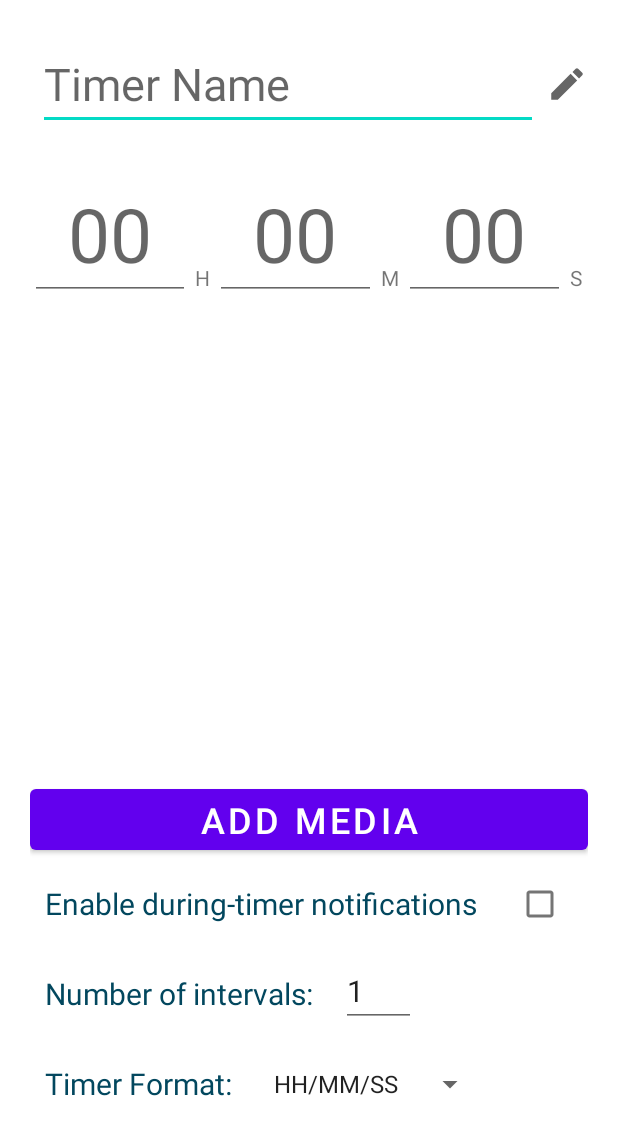
After one commit to Calr-1/PRJ-MediaTimer, an Android app: the layout activity_timer.xml on its own in the app's theme, with its tools: preview values and no code run, on a phone screen of 412 x 824 dp. The commit adds this screen. Shown: the top 1135 px of the screen. Run offline under Robolectric (Android 15) with nearby library versions, the phone set to English and light mode, and no system bars.

Commit message:
Beginning of adding images

```diff
--- a/app/src/main/AndroidManifest.xml
+++ b/app/src/main/AndroidManifest.xml
@@ -17,11 +17,12 @@
         android:roundIcon="@mipmap/ic_launcher_round"
         android:supportsRtl="true"
         android:theme="@style/Theme.Timer_10">
-
+        <activity android:name=".TimerActivity"></activity>
         <activity android:name=".ConfigureActivity" />
         <activity android:name=".MainActivity">
             <intent-filter>
                 <action android:name="android.intent.action.MAIN" />
+
                 <category android:name="android.intent.category.LAUNCHER" />
             </intent-filter>
         </activity>
--- a/app/src/main/java/com/example/timer_10/ConfigureActivity.java
+++ b/app/src/main/java/com/example/timer_10/ConfigureActivity.java
@@ -12,6 +12,8 @@ import android.widget.Spinner;
 import androidx.annotation.NonNull;
 import androidx.appcompat.app.ActionBar;
 import androidx.appcompat.app.AppCompatActivity;
+
+import java.io.Serializable;
 
 public class ConfigureActivity extends AppCompatActivity {
     private boolean intervals;
@@ -43,8 +45,8 @@ public class ConfigureActivity extends AppCompatActivity {
         cb.setChecked(intervals);
         et.setText("" + numberOfIntervals);
         ActionBar actionBar = getSupportActionBar();
-        Button bt1 = findViewById(R.id.saveButton);
-        bt1.setOnClickListener(v -> save());
+        //Button bt1 = findViewById(R.id.saveButton);
+        //bt1.setOnClickListener(v -> save());
         // showing the back button in action bar
         actionBar.setDisplayHomeAsUpEnabled(true);
         saved = false;
--- /dev/null
+++ b/app/src/main/res/drawable/ic_baseline_edit_24.xml
@@ -0,0 +1,10 @@
+<vector xmlns:android="http://schemas.android.com/apk/res/android"
+    android:width="24dp"
+    android:height="24dp"
+    android:viewportWidth="24"
+    android:viewportHeight="24"
+    android:tint="?attr/colorControlNormal">
+  <path
+      android:fillColor="@android:color/white"
+      android:pathData="M3,17.25V21h3.75L17.81,9.94l-3.75,-3.75L3,17.25zM20.71,7.04c0.39,-0.39 0.39,-1.02 0,-1.41l-2.34,-2.34c-0.39,-0.39 -1.02,-0.39 -1.41,0l-1.83,1.83 3.75,3.75 1.83,-1.83z"/>
+</vector>
--- /dev/null
+++ b/app/src/main/res/layout/activity_timer.xml
@@ -0,0 +1,268 @@
+<?xml version="1.0" encoding="utf-8"?>
+<androidx.constraintlayout.widget.ConstraintLayout xmlns:android="http://schemas.android.com/apk/res/android"
+    xmlns:app="http://schemas.android.com/apk/res-auto"
+    xmlns:tools="http://schemas.android.com/tools"
+    android:layout_width="match_parent"
+    android:layout_height="match_parent"
+    tools:context=".TimerActivity">
+
+    <ScrollView
+        android:layout_width="match_parent"
+        android:layout_height="match_parent"
+        app:layout_constraintBottom_toBottomOf="parent"
+        app:layout_constraintEnd_toEndOf="parent"
+        app:layout_constraintStart_toStartOf="parent"
+        app:layout_constraintTop_toTopOf="parent">
+
+        <LinearLayout
+            android:id="@+id/mainTimerLayout"
+            android:layout_width="match_parent"
+            android:layout_height="wrap_content"
+            android:orientation="vertical" >
+
+            <LinearLayout
+                android:id="@+id/linputNameLayout"
+                android:layout_width="match_parent"
+                android:layout_height="wrap_content"
+                android:layout_marginStart="20dp"
+                android:layout_marginLeft="20dp"
+                android:layout_marginTop="20dp"
+                android:layout_marginEnd="20dp"
+                android:layout_marginRight="20dp"
+                android:orientation="horizontal">
+
+                <EditText
+                    android:id="@+id/timerName"
+                    android:layout_width="match_parent"
+                    android:layout_height="wrap_content"
+                    android:layout_margin="5dp"
+                    android:layout_weight="0.7"
+                    android:hint="@string/timer_s_name"
+                    android:importantForAutofill="no"
+                    android:inputType="text"
+                    android:textSize="30sp"
+                    tools:ignore="LabelFor" />
+
+                <ImageView
+                    android:id="@+id/imageView"
+                    android:layout_width="40dp"
+                    android:layout_height="match_parent"
+                    android:layout_weight="0.3"
+                    android:contentDescription="@string/edit_text_indicator"
+                    android:src="@drawable/ic_baseline_edit_24" />
+            </LinearLayout>
+
+            <LinearLayout
+                android:id="@+id/timeLayout"
+                android:layout_width="match_parent"
+                android:layout_height="wrap_content"
+                android:layout_marginStart="20dp"
+                android:layout_marginLeft="20dp"
+                android:layout_marginTop="20dp"
+                android:layout_marginEnd="20dp"
+                android:layout_marginRight="20dp"
+                android:orientation="horizontal">
+
+                <EditText
+                    android:id="@+id/hoursEditView"
+                    android:layout_width="wrap_content"
+                    android:layout_height="match_parent"
+                    android:layout_margin="0dp"
+                    android:layout_weight="0.3"
+                    android:gravity="bottom|center_horizontal"
+                    android:hint="@string/hints"
+                    android:importantForAutofill="no"
+                    android:inputType="number"
+                    android:text="@string/hours_string"
+                    android:textSize="50sp" />
+
+                <TextView
+                    android:id="@+id/hoursIndicator"
+                    android:layout_width="wrap_content"
+                    android:layout_height="match_parent"
+                    android:layout_marginStart="1dp"
+                    android:layout_marginEnd="1dp"
+                    android:layout_marginBottom="5dp"
+                    android:layout_weight="0.03"
+                    android:gravity="bottom|center"
+                    android:text="@string/separator1"
+                    android:textSize="14sp" />
+
+                <EditText
+                    android:id="@+id/minutesEditView"
+                    android:layout_width="wrap_content"
+                    android:layout_height="match_parent"
+                    android:layout_margin="0dp"
+                    android:layout_marginStart="1dp"
+                    android:layout_marginLeft="1dp"
+                    android:layout_weight="0.3"
+                    android:gravity="bottom|center_horizontal"
+                    android:hint="@string/hints"
+                    android:importantForAutofill="no"
+                    android:inputType="number"
+                    android:text="@string/minutes_string"
+                    android:textSize="50sp" />
+
+                <TextView
+                    android:id="@+id/minutesIndicator"
+                    android:layout_width="wrap_content"
+                    android:layout_height="match_parent"
+                    android:layout_marginStart="1dp"
+                    android:layout_marginEnd="1dp"
+                    android:layout_marginBottom="5dp"
+                    android:layout_weight="0.03"
+                    android:gravity="bottom|center"
+                    android:text="@string/separator2"
+                    android:textSize="14sp" />
+
+                <EditText
+                    android:id="@+id/secondsEditView"
+                    android:layout_width="wrap_content"
+                    android:layout_height="match_parent"
+                    android:layout_margin="0dp"
+                    android:layout_marginStart="1dp"
+                    android:layout_marginLeft="1dp"
+                    android:layout_weight="0.3"
+                    android:gravity="bottom|center_horizontal"
+                    android:hint="@string/hints"
+                    android:importantForAutofill="no"
+                    android:inputType="number"
+                    android:text="@string/seconds_string"
+                    android:textSize="50sp" />
+
+                <TextView
+                    android:id="@+id/secondsIndicator"
+                    android:layout_width="wrap_content"
+                    android:layout_height="match_parent"
+                    android:layout_marginStart="1dp"
+                    android:layout_marginEnd="1dp"
+                    android:layout_marginBottom="5dp"
+                    android:layout_weight="0.03"
+                    android:gravity="bottom|center"
+                    android:text="@string/separator3"
+                    android:textSize="14sp" />
+            </LinearLayout>
+
+            <LinearLayout
+                android:id="@+id/mediaLayout"
+                android:layout_width="match_parent"
+                android:layout_height="wrap_content"
+                android:layout_marginStart="20dp"
+                android:layout_marginLeft="20dp"
+                android:layout_marginTop="20dp"
+                android:layout_marginEnd="20dp"
+                android:layout_marginRight="20dp"
+                android:orientation="vertical">
+
+                <FrameLayout
+                    android:id="@+id/showMedia"
+                    android:layout_width="match_parent"
+                    android:layout_height="300dp"
+                    android:layout_weight="1">
+
+                </FrameLayout>
+
+                <Button
+                    android:id="@+id/button"
+                    android:layout_width="match_parent"
+                    android:layout_height="wrap_content"
+                    android:layout_weight="0.1"
+                    android:text="@string/add_media"
+                    android:textSize="24sp" />
+            </LinearLayout>
+
+            <LinearLayout
+                android:id="@+id/configLayout"
+                android:layout_width="match_parent"
+                android:layout_height="match_parent"
+                android:layout_marginStart="20dp"
+                android:layout_marginLeft="20dp"
+                android:layout_marginEnd="20dp"
+                android:layout_marginRight="20dp"
+                android:orientation="vertical">
+
+                <LinearLayout
+                    android:id="@+id/enableIntervalsLayout"
+                    android:layout_width="match_parent"
+                    android:layout_height="60dp"
+                    android:orientation="horizontal">
+
+                    <TextView
+                        android:id="@+id/enableIntevalText"
+                        android:layout_width="wrap_content"
+                        android:layout_height="wrap_content"
+                        android:layout_gravity="center_vertical"
+                        android:layout_margin="10dp"
+                        android:layout_marginTop="10dp"
+                        android:text="@string/enable_notifications"
+                        android:textColor="@color/palette_blue"
+                        android:textSize="20sp" />
+
+                    <CheckBox
+                        android:id="@+id/notificationsCheckBox"
+                        android:layout_width="wrap_content"
+                        android:layout_height="wrap_content"
+                        android:layout_gravity="center_vertical"
+                        android:layout_margin="8dp" />
+
+                </LinearLayout>
+
+                <LinearLayout
+                    android:id="@+id/numberOfIntervalsLayout"
+                    android:layout_width="match_parent"
+                    android:layout_height="60dp"
+                    android:orientation="horizontal">
+
+                    <TextView
+                        android:id="@+id/NumberOfIntervalsText"
+                        android:layout_width="wrap_content"
+                        android:layout_height="wrap_content"
+                        android:layout_gravity="center_vertical"
+                        android:layout_margin="10dp"
+                        android:text="@string/number_of_intervals"
+                        android:textColor="@color/palette_blue"
+                        android:textSize="20sp" />
+
+                    <EditText
+                        android:id="@+id/inputIntervals"
+                        android:layout_width="50dp"
+                        android:layout_height="wrap_content"
+                        android:layout_gravity="center_vertical"
+                        android:layout_margin="8dp"
+                        android:importantForAutofill="no"
+                        android:inputType="number"
+                        android:text="@string/number_of_intervals_default"
+                        android:textSize="20sp"
+                        tools:ignore="LabelFor" />
+                </LinearLayout>
+
+                <LinearLayout
+                    android:id="@+id/timerFormatLayout"
+                    android:layout_width="match_parent"
+                    android:layout_height="60dp"
+                    android:orientation="horizontal">
+
+                    <TextView
+                        android:id="@+id/TimerFormat"
+                        android:layout_width="wrap_content"
+                        android:layout_height="wrap_content"
+                        android:layout_gravity="center_vertical"
+                        android:layout_margin="10dp"
+                        android:text="@string/timer_format"
+                        android:textColor="@color/palette_blue"
+                        android:textSize="20sp" />
+
+                    <Spinner
+                        android:id="@+id/modes_spinner"
+                        android:layout_width="wrap_content"
+                        android:layout_height="wrap_content"
+                        android:layout_gravity="center_vertical"
+                        android:layout_margin="10dp"
+                        android:entries="@array/modes_array" />
+                </LinearLayout>
+            </LinearLayout>
+
+        </LinearLayout>
+    </ScrollView>
+
+</androidx.constraintlayout.widget.ConstraintLayout>
--- a/app/src/main/res/values/strings.xml
+++ b/app/src/main/res/values/strings.xml
@@ -27,4 +27,10 @@
     <string name="name_your_new_group">Name your new group</string>
     <string name="placeholder_desc">NO DESC</string>
     <string name="group_name">Group Name(N of timers)</string>
+    <string name="edit_text_indicator">edit text indicator</string>
+    <string name="timer_s_name">Timer Name</string>
+    <string name="separator1">H</string>
+    <string name="separator2">M</string>
+    <string name="separator3">S</string>
+    <string name="add_media">Add Media</string>
 </resources>
```
Also changed, not shown: app/src/main/java/com/example/timer_10/Timer.java (+24 -8 lines), app/src/main/java/com/example/timer_10/TimerActivity.java (added, +176 -0 lines), app/src/main/java/com/example/timer_10/timerFragment.java (+69 -5 lines), app/src/main/res/layout/activity_configure.xml (+59 -34 lines), app/src/main/res/layout/timer_fragment.xml (+3 -6 lines).
